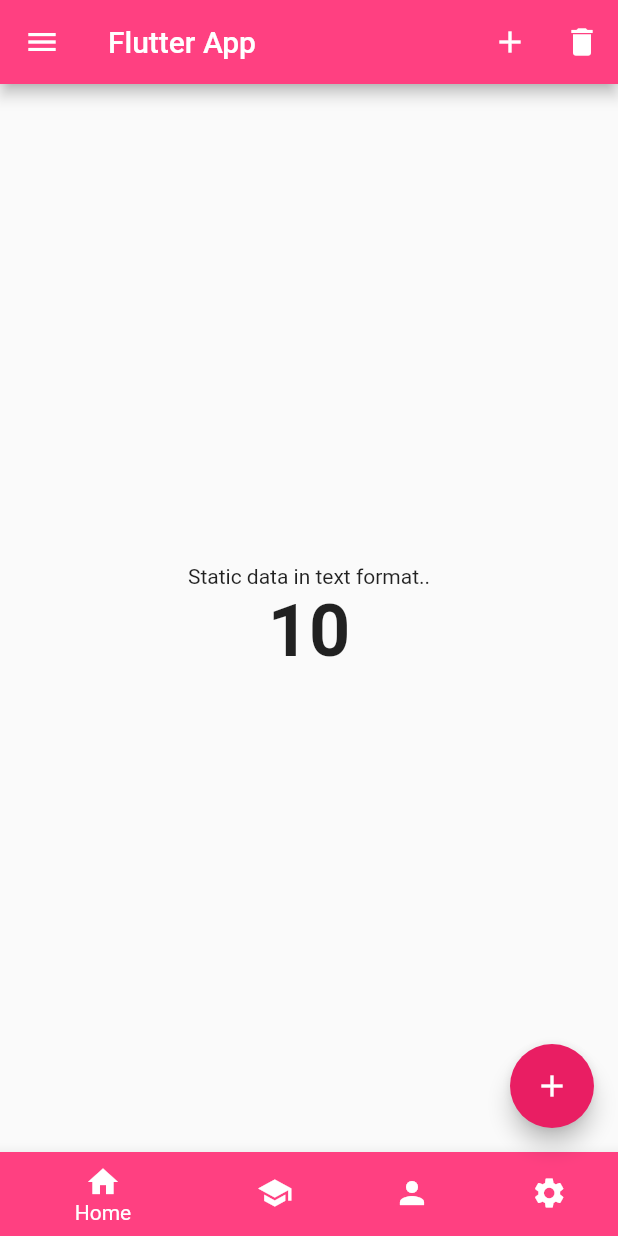
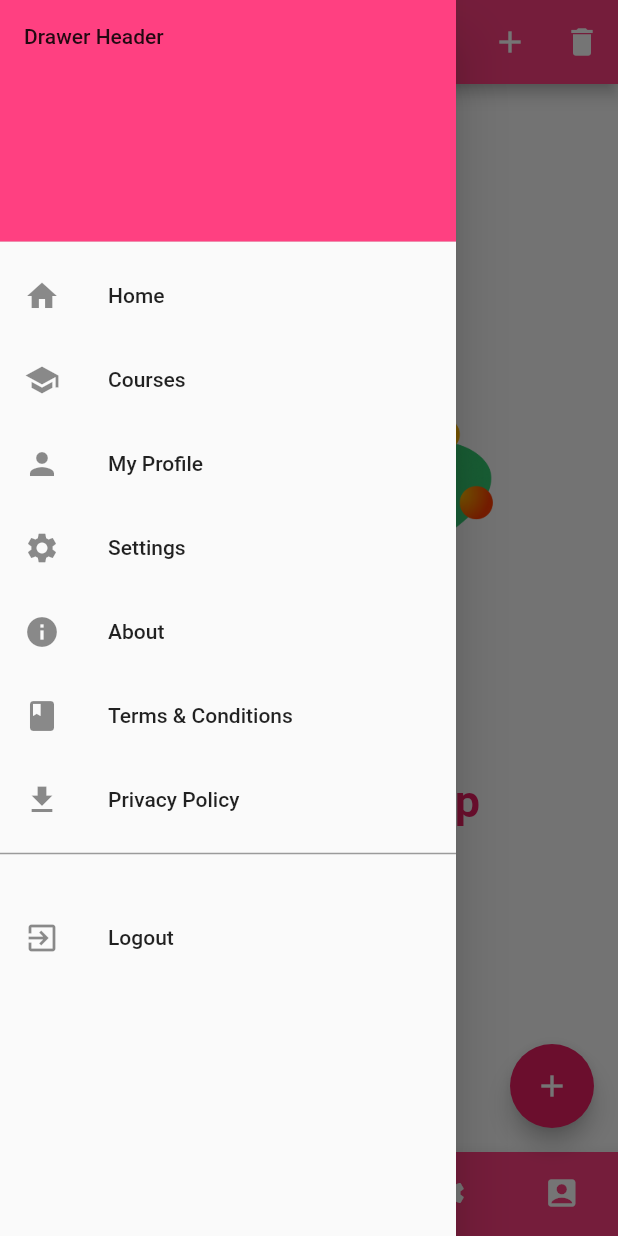
Before and after one commit to zeroappz/flutterapp-training-sist, a Flutter app: the screen it shows after launch, with the side drawer open (before the commit the screen has no drawer), on a phone screen of 412 x 824 dp. Run offline on Flutter 3.47's test engine with Material 2 defaults, Android fonts, the phone set to English and light mode, and no system bars; statements that could not run were skipped.

Commit message:
5th session scaffold with bottomnav and sidebar menu

```diff
--- a/lib/flutter_app.dart
+++ b/lib/flutter_app.dart
@@ -1,4 +1,10 @@
 import 'package:flutter/material.dart';
+import 'package:flutterapp/view/tab_screens/courses_screen.dart';
+import 'package:flutterapp/view/tab_screens/home_screen.dart';
+import 'package:flutterapp/view/tab_screens/my_profile_screen.dart';
+import 'package:flutterapp/view/tab_screens/settings_screen.dart';
+import 'package:flutterapp/view/tab_screens/splash_screen.dart';
+import 'package:flutterapp/widgets/side_menu_widget.dart';
 
 class MyHomePage extends StatefulWidget {
   const MyHomePage({Key? key, required this.title}) : super(key: key);
@@ -12,6 +18,8 @@ class MyHomePage extends StatefulWidget {
 class _MyHomePageState extends State<MyHomePage> {
   int _counter = 10; // integer variable
 
+  int _page = 0; // integer variable,
+
   void _incrementCounter() {
     // function definition : void functionName(){}
     // setState((){}) is a function that triggers a re-render of the widget
@@ -22,6 +30,14 @@ class _MyHomePageState extends State<MyHomePage> {
 
   @override
   Widget build(BuildContext context) {
+    List _currentScreen = [
+      const HomeScreen(), // 0th index of _currentScreen
+      const CoursesScreen(), // 1st index of _currentScreen
+      const MyProfileScreen(), // 2nd index of _currentScreen
+      const SettingsScreen(), // 3rd index of _currentScreen
+      const TabSplashScreen(), // 4th index of _currentScreen
+    ];
+
     return Scaffold(
       // Scaffold is a widget that provides a default app bar and drawer.
       // appBar
@@ -29,16 +45,20 @@ class _MyHomePageState extends State<MyHomePage> {
       // floatingActionButton
       // drawer
       // bottomNavigationBar
-      appBar: AppBar(
+
+      // Ternary Operator
+      // condition ? value_if_true : value_if_false
+      appBar: _page != 2
+          ? AppBar(
               title: Text(widget.title),
               // title: Text("Flutter App Text"),
               backgroundColor: Colors.pinkAccent,
-        leading: IconButton(
-          icon: Icon(Icons.menu),
-          onPressed: () {
-            debugPrint("Menu Icon pressed");
-          },
-        ),
+              // leading: IconButton(
+              //   icon: Icon(Icons.menu),
+              //   onPressed: () {
+              //     debugPrint("Menu Icon pressed");
+              //   },
+              // ),
               actions: [
                 // action: [] is a list of widgets
                 IconButton(icon: Icon(Icons.add), onPressed: _incrementCounter),
@@ -50,32 +70,39 @@ class _MyHomePageState extends State<MyHomePage> {
                         _counter--;
                       } else {
                         _counter = 0;
-                  debugPrint("Counter is at 0, no more decrement is happening");
+                        debugPrint(
+                            "Counter is at 0, no more decrement is happening");
                       }
                     });
                     debugPrint("Decrement with Delete Button pressed");
                   },
                 ),
               ],
-      ),
-      body: Center(
-        child: Column(
+            )
+          : null,
+      drawer: const SideMenu(),
+      body:
+          _currentScreen[_page], // list[0], list[1], list[2], list[3], list[4]
+
+      // Center(
+      //   child: Column(
       // Column is a widget that displays its children in a vertical or horizontal arrangement.
       // child - single child widget
-          mainAxisAlignment: MainAxisAlignment.center,
-          children: <Widget>[
+      //     mainAxisAlignment: MainAxisAlignment.center,
+      //     children: <Widget>[
       // <T> - type of the child widget : <Widget>
-            const Text(
-              'Static data in text format..',
-            ),
-            Text(
-              '$_counter',
-              style: TextStyle(fontSize: 48, fontWeight: FontWeight.bold),
-            ),
-          ],
-        ),
-      ),
-      floatingActionButton: FloatingActionButton(
+      //       const Text(
+      //         'Static data in text format..',
+      //       ),
+      //       Text(
+      //         '$_counter',
+      //         style: TextStyle(fontSize: 48, fontWeight: FontWeight.bold),
+      //       ),
+      //     ],
+      //   ),
+      // ),
+      floatingActionButton: _page == 0
+          ? FloatingActionButton(
               // onPressed: _incrementCounter,
               onPressed: () {
                 setState(() {
@@ -85,9 +112,14 @@ class _MyHomePageState extends State<MyHomePage> {
               },
               tooltip: 'Increment',
               child: const Icon(Icons.add),
-      ), // This trailing comma makes auto-formatting nicer for build methods.
+            )
+          : null, // This leading comma makes auto-formatting nicer for build methods.
       bottomNavigationBar: BottomNavigationBar(
-          items: const <BottomNavigationBarItem>[
+
+          // BottomNavigationBar is a widget that displays a list of items as
+          // a horizontal bar. The items are usually widgets that react to being
+          // tapped.
+          items: const [
             BottomNavigationBarItem(
                 icon: Icon(Icons.home),
                 label: 'Home',
@@ -104,6 +136,10 @@ class _MyHomePageState extends State<MyHomePage> {
                 icon: Icon(Icons.settings),
                 label: 'Settings',
                 backgroundColor: Colors.pinkAccent),
+            BottomNavigationBarItem(
+                icon: Icon(Icons.account_box),
+                label: 'Splash',
+                backgroundColor: Colors.pinkAccent),
           ],
           currentIndex: 0,
           selectedItemColor: Colors.white,
@@ -111,38 +147,14 @@ class _MyHomePageState extends State<MyHomePage> {
                 // print("Tapped on $index")
                 debugPrint("Tapped on $index"),
                 setState(
-                  () => {
-                    _counter = index
-                  },
+                  () => {_page = index},
                 )
               }),
     );
   }
 }
 
-// Stateless Widget
-// class SplashScreen extends StatelessWidget {
-//   const SplashScreen({Key? key}) : super(key: key);
 
-//   @override
-//   Widget build(BuildContext context) {
-//     return Container();
-//   }
-// }
 
-// class SplashScreen extends StatefulWidget {
-//   const SplashScreen({ Key? key }) : super(key: key);
-
-//   @override
-//   State<SplashScreen> createState() => _SplashScreenState();
-//   // dynamic interpolation
-// }
-
-// class _SplashScreenState extends State<SplashScreen> {
-//   @override
-//   Widget build(BuildContext context) {
-//     return Container(
-
-//     );
-//   }
-// }
+/// items: [0, 1, 2, 3, 4] is a list of widgets from bottomNavigationBar
+/// _currentScreen = [0, 1, 2, 3, 4] is a list of widgets from body
--- /dev/null
+++ b/lib/view/tab_screens/home_screen.dart
@@ -0,0 +1,55 @@
+import 'package:flutter/material.dart';
+
+class HomeScreen extends StatefulWidget {
+  const HomeScreen({Key? key}) : super(key: key);
+
+  @override
+  State<HomeScreen> createState() => _HomeScreenState();
+}
+
+class _HomeScreenState extends State<HomeScreen> {
+  @override
+  Widget build(BuildContext context) {
+    return LayoutBuilder(
+        builder: (BuildContext context, BoxConstraints constraints) {
+      return Scaffold(
+        body: Column(mainAxisAlignment: MainAxisAlignment.center, children: [
+          Image(
+            image: const AssetImage('assets/images/trans.png'),
+
+            // step 1: create assets folder
+            // step 2: create logo.png in assets folder
+            // step 3: add image to splash_screen.dart
+            // step 4: update the assets folder access pubspec.yaml
+
+            // image: NetworkImage("https://www.google.com/images/branding/googlelogo/2x/googlelogo_color_272x92dp.png"),
+            width: MediaQuery.of(context).size.width,
+            height: MediaQuery.of(context).size.height * 0.33,
+          ),
+          const SizedBox(
+            height: 20.0,
+          ), // create empty spaces
+          const Text(
+            "AlgoxFusion App",
+            style: TextStyle(
+              fontSize: 30.0,
+              fontWeight: FontWeight.bold,
+              color: Colors.pink,
+            ),
+          ),
+          const SizedBox(
+            height: 20.0,
+          ),
+          const Text(
+            "Home Screen",
+            style: TextStyle(
+              fontSize: 24.0,
+              fontWeight: FontWeight.normal,
+              color: Colors.pinkAccent,
+            ),
+          ),
+        ]),
+      );
+    });
+  }
+}
--- /dev/null
+++ b/lib/widgets/side_menu_widget.dart
@@ -0,0 +1,60 @@
+import 'package:flutter/material.dart';
+
+class SideMenu extends StatelessWidget {
+  const SideMenu({Key? key}) : super(key: key);
+
+  @override
+  Widget build(BuildContext context) {
+    return Drawer(
+      child: ListView(
+        children: const [
+          DrawerHeader(
+            decoration: BoxDecoration(
+              color: Colors.pinkAccent,
+            ),
+            child: Text("Drawer Header"),
+          ),
+          ListTile(
+            title: Text("Home"),
+            leading: Icon(Icons.home),
+          ),
+          ListTile(
+            title: Text("Courses"),
+            leading: Icon(Icons.school),
+          ),
+          ListTile(
+            title: Text("My Profile"),
+            leading: Icon(Icons.person),
+          ),
+          ListTile(
+            title: Text("Settings"),
+            leading: Icon(Icons.settings),
+          ),
+          ListTile(
+            title: Text("About"),
+            leading: Icon(Icons.info),
+          ),
+          ListTile(
+            title: Text("Terms & Conditions"),
+            leading: Icon(Icons.book),
+          ),
+          ListTile(
+            title: Text("Privacy Policy"),
+            leading: Icon(Icons.file_download),
+          ),
+          Divider(
+            color: Colors.black38,
+            thickness: 1,
+          ),
+          SizedBox(
+            height: 20,
+          ),
+          ListTile(
+            title: Text("Logout"),
+            leading: Icon(Icons.exit_to_app),
+          ),
+        ],
+      ),
+    );
+  }
+}
```
Also changed, not shown: lib/view/tab_screens/courses_screen.dart (added, +55 -0 lines), lib/view/tab_screens/my_profile_screen.dart (added, +55 -0 lines), lib/view/tab_screens/settings_screen.dart (added, +55 -0 lines), lib/view/tab_screens/splash_screen.dart (added, +55 -0 lines), 2 other files. Lines whose indentation alone changed are shown as unchanged.
